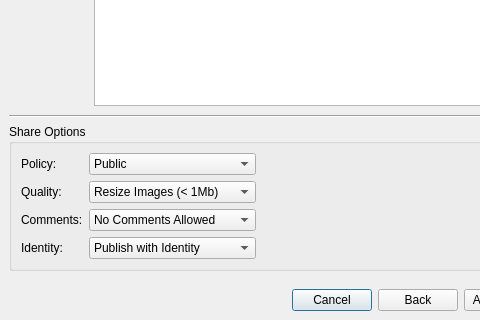
Qt form retroshare-gui/src/gui/PhotoShare/AlbumCreateDialog.ui (RetroShare/RetroShare) before a commit; both pictures show x 0 to 480 and y 230 to 550 of the 643 by 550 pixel window.
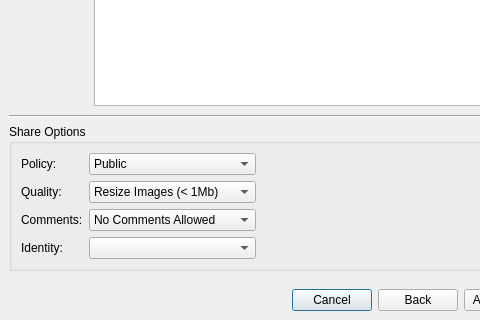
The same form after that commit. Icons and pictures are not drawn. Custom widgets are drawn as their Qt base class.

```diff
--- a/retroshare-gui/src/gui/PhotoShare/AlbumCreateDialog.ui
+++ b/retroshare-gui/src/gui/PhotoShare/AlbumCreateDialog.ui
@@ -354,18 +354,13 @@
                 </widget>
                </item>
                <item>
-                <widget class="QComboBox" name="comboBox">
+                <widget class="GxsIdChooser" name="IdChooser">
                  <property name="sizePolicy">
                   <sizepolicy hsizetype="Minimum" vsizetype="Fixed">
                    <horstretch>0</horstretch>
                    <verstretch>0</verstretch>
                   </sizepolicy>
                  </property>
-                 <item>
-                  <property name="text">
-                   <string>Publish with Identity</string>
-                  </property>
-                 </item>
                 </widget>
                </item>
               </layout>
@@ -513,6 +508,11 @@
    <header>gui/PhotoShare/PhotoDrop.h</header>
    <container>1</container>
   </customwidget>
+  <customwidget>
+   <class>GxsIdChooser</class>
+   <extends>QComboBox</extends>
+   <header>gui/gxs/GxsIdChooser.h</header>
+  </customwidget>
  </customwidgets>
  <resources>
   <include location="../images.qrc"/>
```
Left out of the diff: 52 changed lines with no effect on the pictures.
